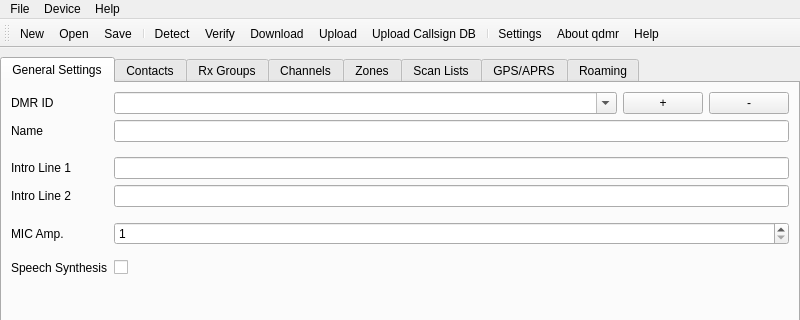
Qt form shared/mainwindow.ui (hmatuschek/qdmr) before a commit; both pictures show x 0 to 800 and y 0 to 320 of the 800 by 600 pixel window.
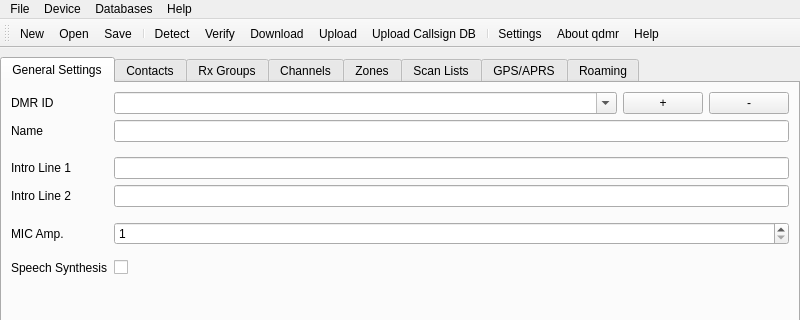
The same form after that commit. Icons and pictures are not drawn.

Commit message: Add refresh callsign, talkgroup and repeater DB in separate menu

The edit to the form file:
```diff
--- a/shared/mainwindow.ui
+++ b/shared/mainwindow.ui
@@ -997,8 +997,17 @@
     <addaction name="actionAbout"/>
     <addaction name="actionHelp"/>
    </widget>
+   <widget class="QMenu" name="menuDatabases">
+    <property name="title">
+     <string>Databases</string>
+    </property>
+    <addaction name="actionRefreshCallsignDB"/>
+    <addaction name="actionRefreshTalkgroupDB"/>
+    <addaction name="actionRefreshRepeaterDB"/>
+   </widget>
    <addaction name="menuFile"/>
    <addaction name="menuDevice"/>
+   <addaction name="menuDatabases"/>
    <addaction name="menuHelp"/>
   </widget>
   <widget class="QStatusBar" name="statusbar">
```
Left out of the diff: 27 changed lines with no effect on the pictures. The commit also changes 1 other file.
